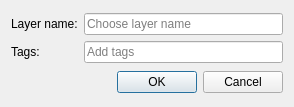
This is src/libs/vtools/dialogs/tools/dialoggroup.ui in equinox-patterns/Ostara as Qt 5 draws it before an edit. The edited form follows.
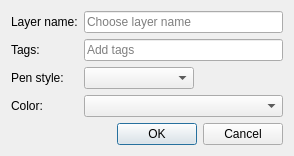
This is the edited form. Icons and pictures are not drawn. Custom widgets are drawn as their Qt base class.

Commit message: Calques : le dock, le calque actif, les styles de pen, « + » et « − »

The edit to the form file:
```diff
--- a/src/libs/vtools/dialogs/tools/dialoggroup.ui
+++ b/src/libs/vtools/dialogs/tools/dialoggroup.ui
@@ -54,6 +54,64 @@
        </property>
       </widget>
      </item>
+     <item row="2" column="0">
+      <widget class="QLabel" name="labelPenStyle">
+       <property name="text">
+        <string>Pen style:</string>
+       </property>
+      </widget>
+     </item>
+     <item row="2" column="1">
+      <widget class="QComboBox" name="comboBoxPenStyle">
+       <property name="minimumSize">
+        <size>
+         <width>80</width>
+         <height>0</height>
+        </size>
+       </property>
+       <property name="maximumSize">
+        <size>
+         <width>110</width>
+         <height>16777215</height>
+        </size>
+       </property>
+       <property name="sizeAdjustPolicy">
+        <enum>QComboBox::SizeAdjustPolicy::AdjustToContents</enum>
+       </property>
+       <property name="iconSize">
+        <size>
+         <width>80</width>
+         <height>14</height>
+        </size>
+       </property>
+      </widget>
+     </item>
+     <item row="3" column="0">
+      <widget class="QLabel" name="labelColor">
+       <property name="text">
+        <string>Color:</string>
+       </property>
+      </widget>
+     </item>
+     <item row="3" column="1">
+      <widget class="QComboBox" name="comboBoxColor">
+       <property name="minimumSize">
+        <size>
+         <width>80</width>
+         <height>0</height>
+        </size>
+       </property>
+       <property name="sizeAdjustPolicy">
+        <enum>QComboBox::SizeAdjustPolicy::AdjustToContents</enum>
+       </property>
+       <property name="iconSize">
+        <size>
+         <width>20</width>
+         <height>20</height>
+        </size>
+       </property>
+      </widget>
+     </item>
     </layout>
    </item>
    <item>
```
The commit also changes 48 other files.
